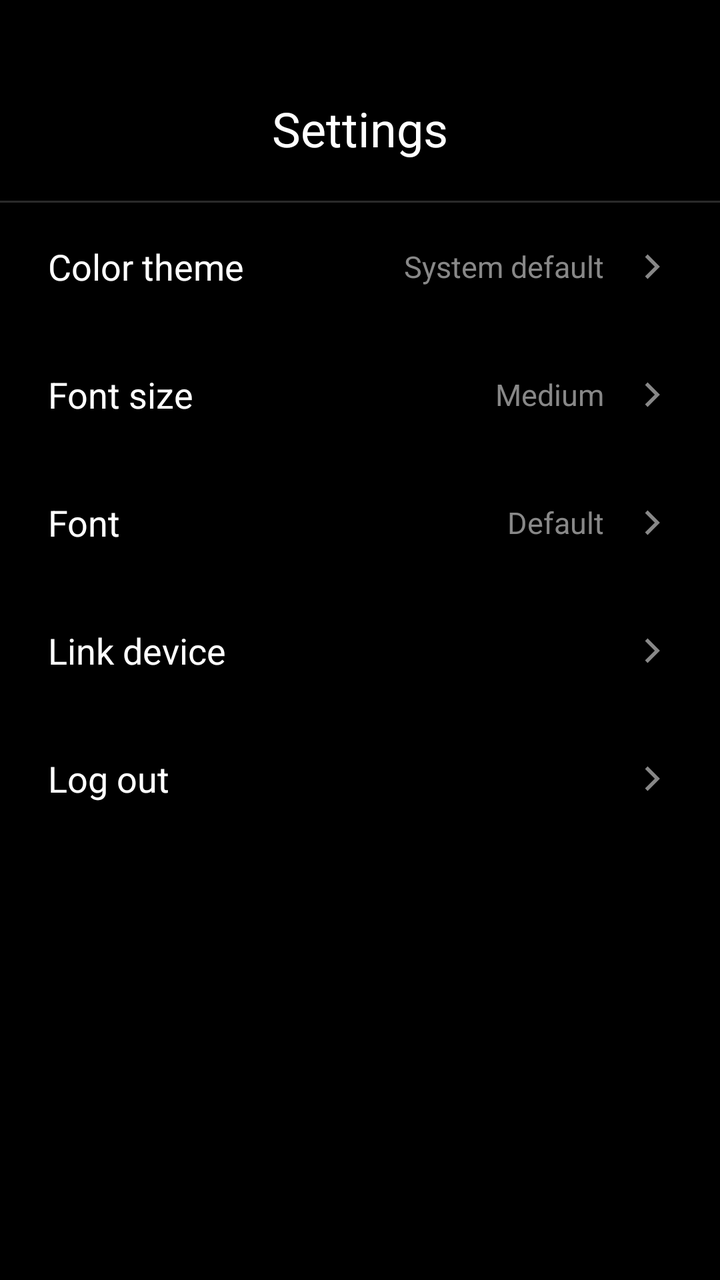
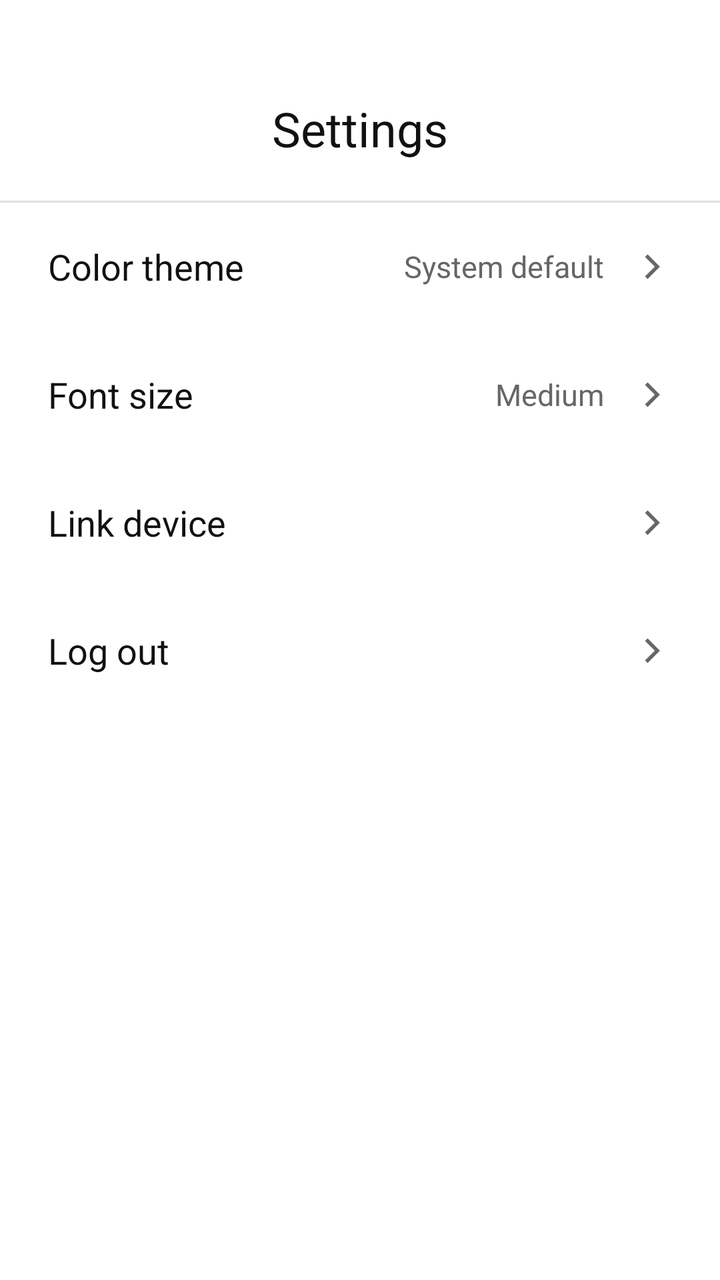

Screens rendered from an Android XML layout before and after an edit, with the pre-edit source and the edit as a unified diff.
<!-- AndroidManifest.xml: application theme Theme.PureLauncher -->
<!-- res/layout/view_launcher_qr_panel.xml -->
<?xml version="1.0" encoding="utf-8"?>
<androidx.core.widget.NestedScrollView xmlns:android="http://schemas.android.com/apk/res/android"
    android:layout_width="match_parent"
    android:layout_height="match_parent"
    android:fillViewport="true"
    android:background="@color/bg_primary">

    <LinearLayout
        android:layout_width="match_parent"
        android:layout_height="wrap_content"
        android:orientation="vertical"
        android:paddingTop="48dp"
        android:paddingBottom="24dp">

        <TextView
            android:layout_width="match_parent"
            android:layout_height="wrap_content"
            android:gravity="center"
            android:text="Settings"
            android:textColor="@color/text_primary"
            android:textSize="24sp" />

        <View
            android:layout_width="match_parent"
            android:layout_height="1dp"
            android:layout_marginTop="20dp"
            android:background="@color/border" />

        <LinearLayout
            android:id="@+id/rowTheme"
            android:layout_width="match_parent"
            android:layout_height="64dp"
            android:gravity="center_vertical"
            android:orientation="horizontal"
            android:paddingStart="24dp"
            android:paddingEnd="24dp">

            <TextView
                android:layout_width="0dp"
                android:layout_height="wrap_content"
                android:layout_weight="1"
                android:text="Color theme"
                android:textColor="@color/text_primary"
                android:textSize="18sp" />

            <TextView
                android:id="@+id/tvThemeValue"
                android:layout_width="wrap_content"
                android:layout_height="wrap_content"
                android:layout_marginEnd="12dp"
                android:text="System default"
                android:textColor="@color/text_secondary"
                android:textSize="15sp" />

            <ImageView
                android:layout_width="22dp"
                android:layout_height="22dp"
                android:src="@drawable/ic_arrow_left"
                android:rotation="180"
                android:tint="@color/text_secondary" />
        </LinearLayout>

        <LinearLayout
            android:id="@+id/rowFontSize"
            android:layout_width="match_parent"
            android:layout_height="64dp"
            android:gravity="center_vertical"
            android:orientation="horizontal"
            android:paddingStart="24dp"
            android:paddingEnd="24dp">

            <TextView
                android:layout_width="0dp"
                android:layout_height="wrap_content"
                android:layout_weight="1"
                android:text="Font size"
                android:textColor="@color/text_primary"
                android:textSize="18sp" />

            <TextView
                android:id="@+id/tvFontSizeValue"
                android:layout_width="wrap_content"
                android:layout_height="wrap_content"
                android:layout_marginEnd="12dp"
                android:text="Medium"
                android:textColor="@color/text_secondary"
                android:textSize="15sp" />

            <ImageView
                android:layout_width="22dp"
                android:layout_height="22dp"
                android:src="@drawable/ic_arrow_left"
                android:rotation="180"
                android:tint="@color/text_secondary" />
        </LinearLayout>

        <LinearLayout
            android:id="@+id/rowFont"
            android:layout_width="match_parent"
            android:layout_height="64dp"
            android:gravity="center_vertical"
            android:orientation="horizontal"
            android:paddingStart="24dp"
            android:paddingEnd="24dp">

            <TextView
                android:layout_width="0dp"
                android:layout_height="wrap_content"
                android:layout_weight="1"
                android:text="Font"
                android:textColor="@color/text_primary"
                android:textSize="18sp" />

            <TextView
                android:id="@+id/tvFontValue"
                android:layout_width="wrap_content"
                android:layout_height="wrap_content"
                android:layout_marginEnd="12dp"
                android:text="Default"
                android:textColor="@color/text_secondary"
                android:textSize="15sp" />

            <ImageView
                android:layout_width="22dp"
                android:layout_height="22dp"
                android:src="@drawable/ic_arrow_left"
                android:rotation="180"
                android:tint="@color/text_secondary" />
        </LinearLayout>

        <LinearLayout
            android:id="@+id/rowLinkDevice"
            android:layout_width="match_parent"
            android:layout_height="64dp"
            android:gravity="center_vertical"
            android:orientation="horizontal"
            android:paddingStart="24dp"
            android:paddingEnd="24dp">

            <TextView
                android:layout_width="0dp"
                android:layout_height="wrap_content"
                android:layout_weight="1"
                android:text="Link device"
                android:textColor="@color/text_primary"
                android:textSize="18sp" />

            <ImageView
                android:layout_width="22dp"
                android:layout_height="22dp"
                android:src="@drawable/ic_arrow_left"
                android:rotation="180"
                android:tint="@color/text_secondary" />
        </LinearLayout>

        <LinearLayout
            android:id="@+id/rowLogout"
            android:layout_width="match_parent"
            android:layout_height="64dp"
            android:gravity="center_vertical"
            android:orientation="horizontal"
            android:paddingStart="24dp"
            android:paddingEnd="24dp">

            <TextView
                android:layout_width="0dp"
                android:layout_height="wrap_content"
                android:layout_weight="1"
                android:text="Log out"
                android:textColor="@color/text_primary"
                android:textSize="18sp" />

            <ImageView
                android:layout_width="22dp"
                android:layout_height="22dp"
                android:src="@drawable/ic_arrow_left"
                android:rotation="180"
                android:tint="@color/text_secondary" />
        </LinearLayout>

    </LinearLayout>
</androidx.core.widget.NestedScrollView>
<!-- resources referenced by this layout -->
<resources>
  <color name="bg_primary">#000000</color>
  <color name="border">#2A2A2A</color>
  <color name="text_primary">#FFFFFF</color>
  <color name="text_secondary">#888888</color>
  <!-- drawable ic_arrow_left (drawable) -->
  <?xml version="1.0" encoding="utf-8"?>
  <vector xmlns:android="http://schemas.android.com/apk/res/android"
  	android:width="24dp"
  	android:height="24dp"
  	android:viewportWidth="24"
  	android:viewportHeight="24">
  	<path
  		android:fillColor="#FFFFFFFF"
  		android:pathData="M14.7,17.3L9.4,12L14.7,6.7L13.3,5.3L6.6,12L13.3,18.7L14.7,17.3Z" />
  </vector>
  <style name="Theme.PureLauncher" parent="Base.Theme.PureLauncher" />
  <style name="Base.Theme.PureLauncher" parent="Theme.Material3.DayNight.NoActionBar">
          
          <item name="android:windowBackground">@android:color/black</item>
          
          <item name="android:windowAnimationStyle">@style/NoWindowAnimation</item>
      </style>
  <style name="NoWindowAnimation">
          <item name="android:activityOpenEnterAnimation">@null</item>
          <item name="android:activityOpenExitAnimation">@null</item>
          <item name="android:activityCloseEnterAnimation">@null</item>
          <item name="android:activityCloseExitAnimation">@null</item>
          <item name="android:taskOpenEnterAnimation">@null</item>
          <item name="android:taskOpenExitAnimation">@null</item>
          <item name="android:taskCloseEnterAnimation">@null</item>
          <item name="android:taskCloseExitAnimation">@null</item>
          <item name="android:taskToFrontEnterAnimation">@null</item>
          <item name="android:taskToFrontExitAnimation">@null</item>
      </style>
</resources>

<!-- the commit's change to res/layout/view_launcher_qr_panel.xml (unified diff, before → after) -->
@@ -95,40 +95,6 @@
         </LinearLayout>
 
         <LinearLayout
-            android:id="@+id/rowFont"
-            android:layout_width="match_parent"
-            android:layout_height="64dp"
-            android:gravity="center_vertical"
-            android:orientation="horizontal"
-            android:paddingStart="24dp"
-            android:paddingEnd="24dp">
-
-            <TextView
-                android:layout_width="0dp"
-                android:layout_height="wrap_content"
-                android:layout_weight="1"
-                android:text="Font"
-                android:textColor="@color/text_primary"
-                android:textSize="18sp" />
-
-            <TextView
-                android:id="@+id/tvFontValue"
-                android:layout_width="wrap_content"
-                android:layout_height="wrap_content"
-                android:layout_marginEnd="12dp"
-                android:text="Default"
-                android:textColor="@color/text_secondary"
-                android:textSize="15sp" />
-
-            <ImageView
-                android:layout_width="22dp"
-                android:layout_height="22dp"
-                android:src="@drawable/ic_arrow_left"
-                android:rotation="180"
-                android:tint="@color/text_secondary" />
-        </LinearLayout>
-
-        <LinearLayout
             android:id="@+id/rowLinkDevice"
             android:layout_width="match_parent"
             android:layout_height="64dp"
<!-- resource entries referenced after the edit -->
@@ -1,9 +1,9 @@
 <!-- resources referenced by this layout -->
 <resources>
-  <color name="bg_primary">#000000</color>
-  <color name="border">#2A2A2A</color>
-  <color name="text_primary">#FFFFFF</color>
-  <color name="text_secondary">#888888</color>
+  <color name="bg_primary">#FFFFFF</color>
+  <color name="border">#E0E0E0</color>
+  <color name="text_primary">#111111</color>
+  <color name="text_secondary">#666666</color>
   <!-- drawable ic_arrow_left (drawable) -->
   <?xml version="1.0" encoding="utf-8"?>
   <vector xmlns:android="http://schemas.android.com/apk/res/android"
@@ -18,7 +18,7 @@
   <style name="Theme.PureLauncher" parent="Base.Theme.PureLauncher" />
   <style name="Base.Theme.PureLauncher" parent="Theme.Material3.DayNight.NoActionBar">
           
-          <item name="android:windowBackground">@android:color/black</item>
+          <item name="android:windowBackground">@color/bg_primary</item>
           
           <item name="android:windowAnimationStyle">@style/NoWindowAnimation</item>
       </style>
